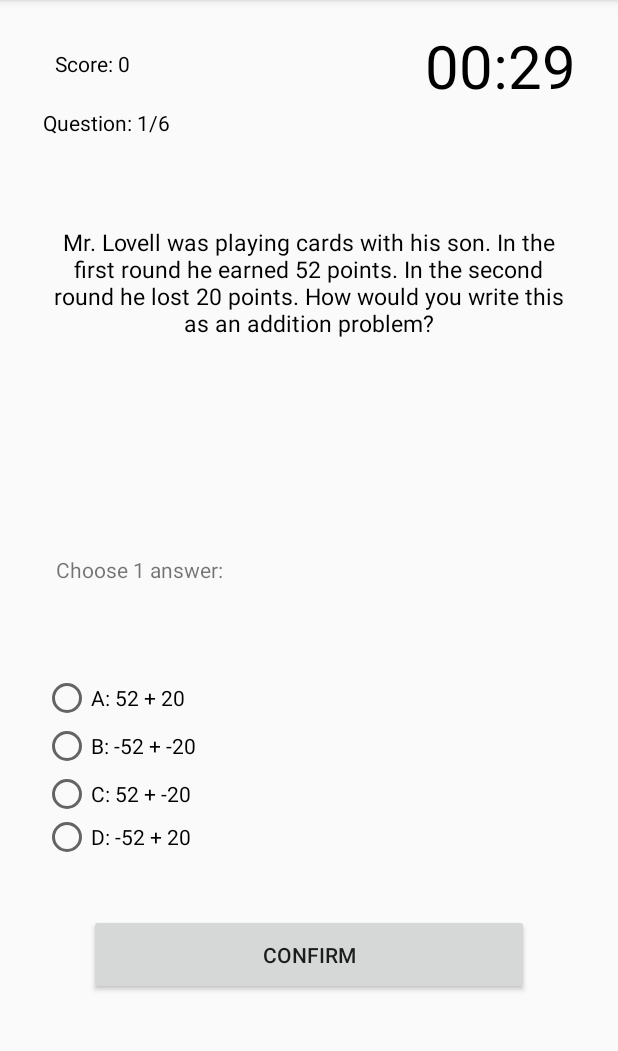
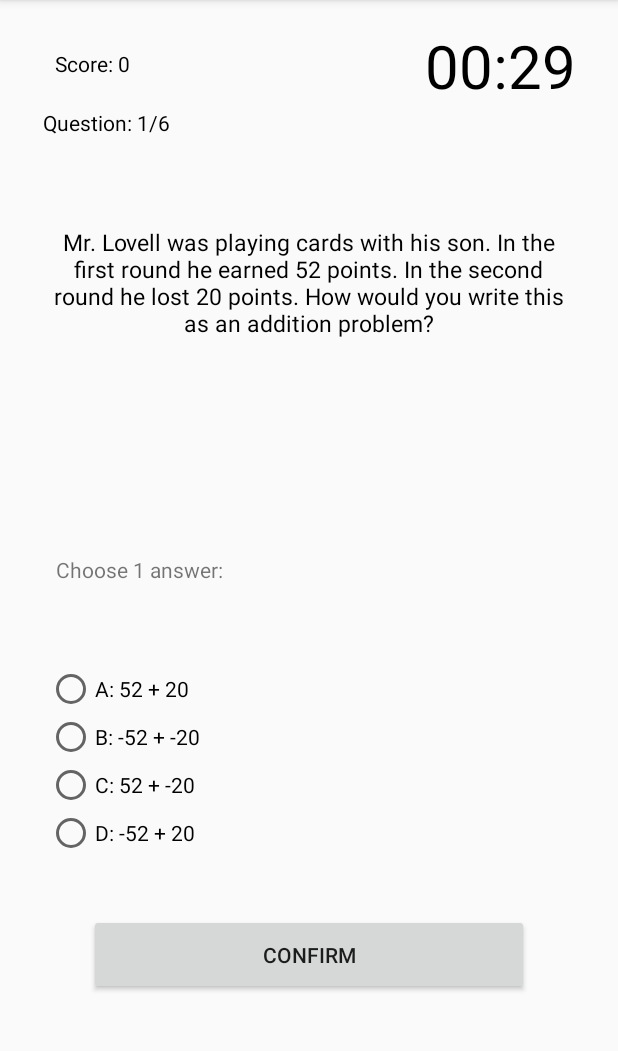
Before and after one commit to zanylass/MobileAppDevelopmentProject-, an Android app: the MathNNQuiz1 screen opened directly, with no data from a screen before it, on a phone screen of 412 x 824 dp, the part 84-1135 px from its top. Run offline under Robolectric (Android 15) with nearby library versions, the phone set to English and light mode, and no system bars.

Commit message:
Update activity_math_n_n_quiz1.xml

```diff
--- a/SemesterProject/app/src/main/res/layout/activity_math_n_n_quiz1.xml
+++ b/SemesterProject/app/src/main/res/layout/activity_math_n_n_quiz1.xml
@@ -85,40 +85,40 @@
 
     <RadioGroup
         android:id="@+id/radio_group"
-        android:layout_width="136dp"
-        android:layout_height="121dp"
+        android:layout_width="352dp"
+        android:layout_height="134dp"
         android:layout_centerVertical="true"
         app:layout_constraintBottom_toBottomOf="parent"
         app:layout_constraintEnd_toEndOf="parent"
-        app:layout_constraintHorizontal_bias="0.105"
+        app:layout_constraintHorizontal_bias="0.527"
         app:layout_constraintStart_toStartOf="parent"
         app:layout_constraintTop_toTopOf="parent"
-        app:layout_constraintVertical_bias="0.695">
+        app:layout_constraintVertical_bias="0.699">
 
         <RadioButton
             android:id="@+id/radio_button1"
-            android:layout_width="wrap_content"
+            android:layout_width="313dp"
             android:layout_height="wrap_content"
             android:freezesText="true"
             android:text="Option 1" />
 
         <RadioButton
             android:id="@+id/radio_button2"
-            android:layout_width="wrap_content"
+            android:layout_width="312dp"
             android:layout_height="wrap_content"
             android:freezesText="true"
             android:text="Option 2" />
 
         <RadioButton
             android:id="@+id/radio_button3"
-            android:layout_width="wrap_content"
+            android:layout_width="313dp"
             android:layout_height="wrap_content"
             android:freezesText="true"
             android:text="Option 3" />
 
         <RadioButton
             android:id="@+id/radio_button4"
-            android:layout_width="wrap_content"
+            android:layout_width="313dp"
             android:layout_height="wrap_content"
             android:freezesText="true"
             android:text="Option 4" />
```
